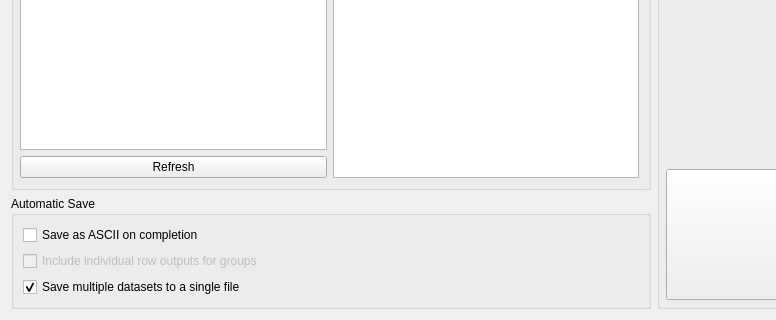
This is qt/scientific_interfaces/ISISReflectometry/GUI/Save/SaveWidget.ui in mantidproject/mantid as Qt 5 draws it before an edit; both pictures show x 0 to 776 and y 352 to 672 of the 988 by 672 pixel window. The edited form follows.
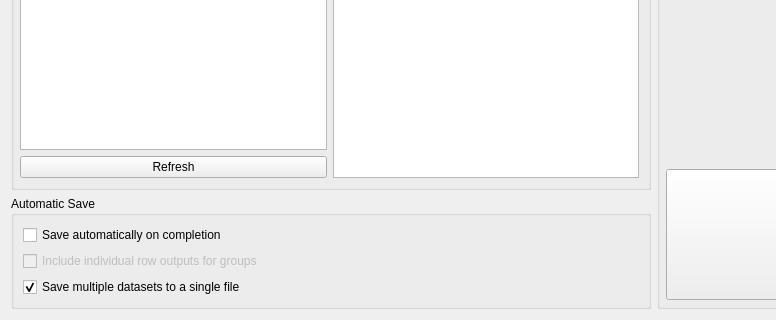
This is the edited form.

Commit message: Remove references to ASCII in text displayed on save tab to generalise to non-ASCII file formats

```diff
--- a/qt/scientific_interfaces/ISISReflectometry/GUI/Save/SaveWidget.ui
+++ b/qt/scientific_interfaces/ISISReflectometry/GUI/Save/SaveWidget.ui
@@ -151,7 +151,7 @@
              <string>Saves stitched workspaces for multi-row group reductions and IvsQ_binned workspaces for reductions single row reductions.</string>
             </property>
             <property name="text">
-             <string>Save as ASCII on completion</string>
+             <string>Save automatically on completion</string>
             </property>
            </widget>
           </item>
```
Left out of the diff: 2 changed lines with no effect on the pictures. The commit also changes 2 other files.
